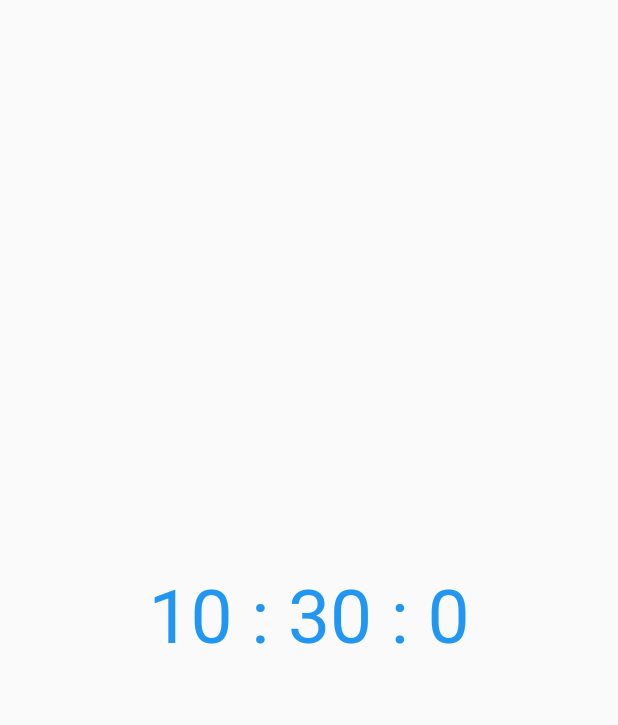
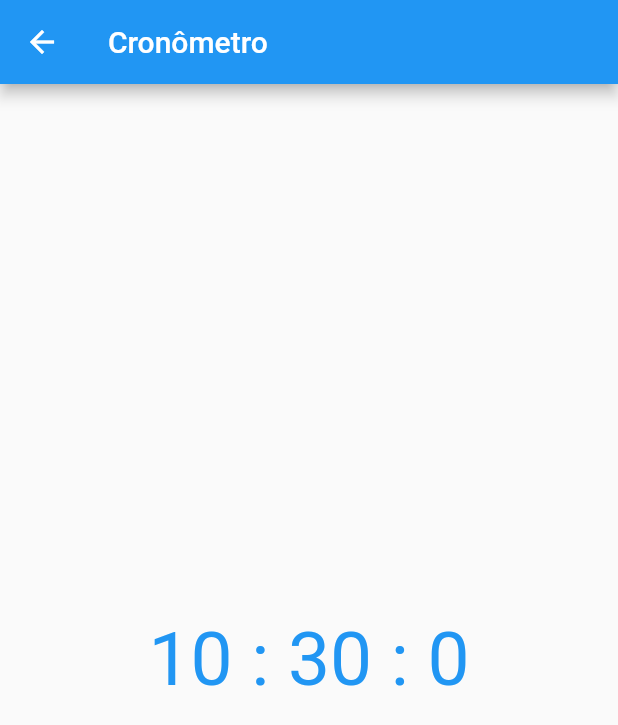
Before and after one commit to LuanPereiraV/TrabalhoMobile, a Flutter app: the HomePage screen opened directly, on a phone screen of 412 x 824 dp. Shown: the top 725 px of the screen. Run offline on Flutter 3.47's test engine with Material 2 defaults, Android fonts, the phone set to English and light mode, and no system bars.

Commit message:
Update disciplina.dart

```diff
--- a/mobile_class/lib/screens/disciplina.dart
+++ b/mobile_class/lib/screens/disciplina.dart
@@ -124,11 +124,10 @@ class _HomePageState extends State<HomePage> {
   bool _running = true;
 
   Stream<String> _clock() async* {
-    // This loop will run forever because _running is always true
+
     while (_running) {
       await Future<void>.delayed(Duration(seconds: 1));
       DateTime _now = DateTime.now();
-      // This will be displayed on the screen as current time
       yield "${_now.hour} : ${_now.minute} : ${_now.second}";
     }
   }
@@ -136,21 +135,28 @@ class _HomePageState extends State<HomePage> {
   @override
   Widget build(BuildContext context) {
     return Scaffold(
+      appBar: AppBar(
+          title: Text('Cronômetro'),
+      ),
+        body: Center(
 
-      body: Center(
           child: StreamBuilder(
             stream: _clock(),
             builder: (context, AsyncSnapshot<String> snapshot) {
               if (snapshot.connectionState == ConnectionState.waiting) {
+
                 return CircularProgressIndicator();
+
               }
               return Text(
                 snapshot.data!,
                 style: TextStyle(fontSize: 50, color: Colors.blue),
               );
               },
-        ),
-      ),
+          )
+
+        )
     );
+
   }
 }
```
Lines whose indentation alone changed are shown as unchanged.
